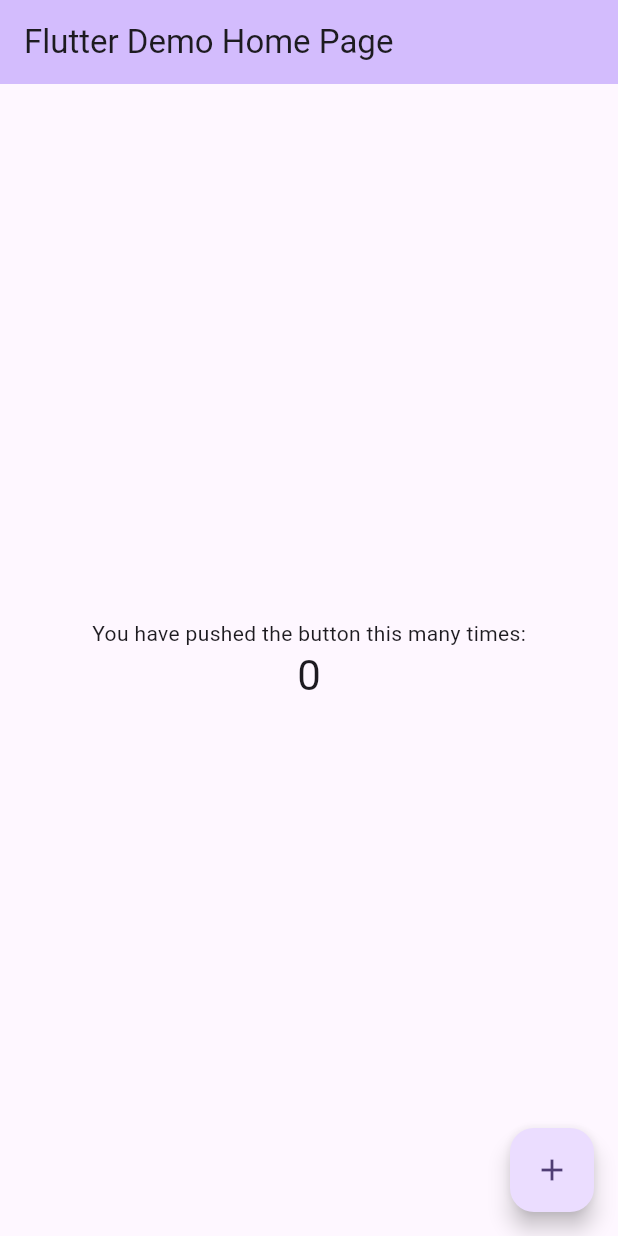
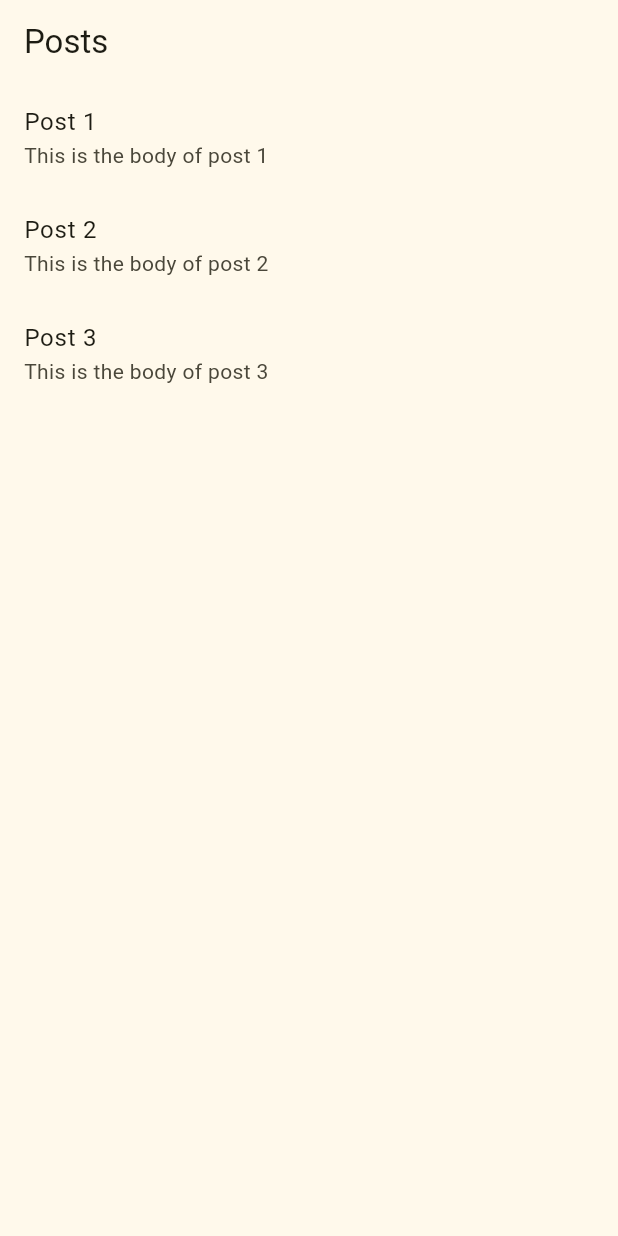
Before and after one commit to matiasilveiro/flutter_challenge_pinapp, a Flutter app: the screen it shows after launch, on a phone screen of 412 x 824 dp. Run offline on Flutter 3.47's test engine with Material 3 defaults, Android fonts, the phone set to English and light mode, and no system bars; our stand-ins replace flutter_riverpod, go_router.

Commit message:
App architecture with fake data (#1)
* Screens created, GoRouter setup

* Posts list screen with fake data

* Post details screen with fake data

* Create pull_request_template.md

```diff
--- a/analysis_options.yaml
+++ b/analysis_options.yaml
@@ -23,6 +23,6 @@ linter:
   rules:
     # avoid_print: false  # Uncomment to disable the `avoid_print` rule
     # prefer_single_quotes: true  # Uncomment to enable the `prefer_single_quotes` rule
-
+    prefer_relative_imports: true
 # Additional information about this file can be found at
 # https://dart.dev/guides/language/analysis-options
--- /dev/null
+++ b/lib/core/app_router.dart
@@ -0,0 +1,29 @@
+import 'package:go_router/go_router.dart';
+
+import '../presentation/screens/post_details_screen.dart';
+import '../presentation/screens/posts_list_screen.dart';
+
+final appRouter = GoRouter(
+  routes: [
+    GoRoute(
+      path: '/',
+      name: PostsListScreen.name,
+      builder: (context, state) => const PostsListScreen(),
+    ),
+    GoRoute(
+      path: '/posts/:id',
+      name: PostDetailsScreen.name,
+      builder: (context, state) => PostDetailsScreen(
+        postId: int.tryParse(state.pathParameters['id'] ?? '') ?? -1,
+      ),
+    ),
+  ],
+);
+
+class AppRouter {
+  // Path parameters for the PostDetailsScreen route.
+  // The postId is required to fetch the note details.
+  static Map<String, String> postDetailsParameters(int postId) {
+    return {'id': postId.toString()};
+  }
+}
--- /dev/null
+++ b/lib/data/fake_posts_repository.dart
@@ -0,0 +1,69 @@
+import '../domain/comment.dart';
+import '../domain/post.dart';
+import '../domain/posts_repository.dart';
+
+class FakePostsRepository implements PostsRepository {
+  @override
+  Future<List<Post>> getPosts() async {
+    await Future.delayed(const Duration(seconds: 1));
+    return [
+      Post(
+        id: 1,
+        userId: 1,
+        title: 'Post 1',
+        body: 'This is the body of post 1',
+      ),
+      Post(
+        id: 2,
+        userId: 1,
+        title: 'Post 2',
+        body: 'This is the body of post 2',
+      ),
+      Post(
+        id: 3,
+        userId: 1,
+        title: 'Post 3',
+        body: 'This is the body of post 3',
+      ),
+    ];
+  }
+
+  @override
+  Future<List<Comment>> getCommentsForPost(int postId) async {
+    await Future.delayed(const Duration(seconds: 1));
+    return [
+      Comment(
+        id: 1,
+        postId: postId,
+        name: 'Name 1',
+        email: 'email1@gmail.com',
+        body: 'Comment 1 for post $postId',
+      ),
+      Comment(
+        id: 2,
+        postId: postId,
+        name: 'Name 2',
+        email: 'email1@gmail.com',
+        body: 'Comment 2 for post $postId',
+      ),
+      Comment(
+        id: 3,
+        postId: postId,
+        name: 'Name 3',
+        email: 'email1@gmail.com',
+        body: 'Comment 3 for post $postId',
+      ),
+    ];
+  }
+
+  @override
+  Future<Post?> getPost(int postId) async {
+    await Future.delayed(const Duration(seconds: 1));
+    return Post(
+      id: postId,
+      userId: 1,
+      title: 'Post $postId',
+      body: 'This is the body of post $postId',
+    );
+  }
+}
--- /dev/null
+++ b/lib/domain/comment.dart
@@ -0,0 +1,15 @@
+class Comment {
+  final int id;
+  final int postId;
+  final String name;
+  final String email;
+  final String body;
+
+  Comment({
+    required this.id,
+    required this.postId,
+    required this.name,
+    required this.email,
+    required this.body,
+  });
+}
--- /dev/null
+++ b/lib/domain/post.dart
@@ -0,0 +1,13 @@
+class Post {
+  final int id;
+  final int userId;
+  final String title;
+  final String body;
+
+  Post({
+    required this.id,
+    required this.userId,
+    required this.title,
+    required this.body,
+  });
+}
--- /dev/null
+++ b/lib/domain/posts_repository.dart
@@ -0,0 +1,8 @@
+import 'comment.dart';
+import 'post.dart';
+
+abstract class PostsRepository {
+  Future<List<Post>> getPosts();
+  Future<Post?> getPost(int postId);
+  Future<List<Comment>> getCommentsForPost(int postId);
+}
--- a/lib/main.dart
+++ b/lib/main.dart
@@ -1,4 +1,7 @@
 import 'package:flutter/material.dart';
+import 'package:flutter_riverpod/flutter_riverpod.dart';
+
+import 'core/app_router.dart';
 
 void main() {
   runApp(const MyApp());
@@ -7,119 +10,16 @@ void main() {
 class MyApp extends StatelessWidget {
   const MyApp({super.key});
 
-  // This widget is the root of your application.
   @override
   Widget build(BuildContext context) {
-    return MaterialApp(
-      title: 'Flutter Demo',
-      theme: ThemeData(
-        // This is the theme of your application.
-        //
-        // TRY THIS: Try running your application with "flutter run". You'll see
-        // the application has a purple toolbar. Then, without quitting the app,
-        // try changing the seedColor in the colorScheme below to Colors.green
-        // and then invoke "hot reload" (save your changes or press the "hot
-        // reload" button in a Flutter-supported IDE, or press "r" if you used
-        // the command line to start the app).
-        //
-        // Notice that the counter didn't reset back to zero; the application
-        // state is not lost during the reload. To reset the state, use hot
-        // restart instead.
-        //
-        // This works for code too, not just values: Most code changes can be
-        // tested with just a hot reload.
-        colorScheme: ColorScheme.fromSeed(seedColor: Colors.deepPurple),
-        useMaterial3: true,
+    return ProviderScope(
+      child: MaterialApp.router(
+        title: 'My posts app',
+        theme: ThemeData(
+          colorSchemeSeed: Colors.yellow,
+        ),
+        routerConfig: appRouter,
       ),
-      home: const MyHomePage(title: 'Flutter Demo Home Page'),
     );
   }
 }
-
-class MyHomePage extends StatefulWidget {
-  const MyHomePage({super.key, required this.title});
-
-  // This widget is the home page of your application. It is stateful, meaning
-  // that it has a State object (defined below) that contains fields that affect
-  // how it looks.
-
-  // This class is the configuration for the state. It holds the values (in this
-  // case the title) provided by the parent (in this case the App widget) and
-  // used by the build method of the State. Fields in a Widget subclass are
-  // always marked "final".
-
-  final String title;
-
-  @override
-  State<MyHomePage> createState() => _MyHomePageState();
-}
-
-class _MyHomePageState extends State<MyHomePage> {
-  int _counter = 0;
-
-  void _incrementCounter() {
-    setState(() {
-      // This call to setState tells the Flutter framework that something has
-      // changed in this State, which causes it to rerun the build method below
-      // so that the display can reflect the updated values. If we changed
-      // _counter without calling setState(), then the build method would not be
-      // called again, and so nothing would appear to happen.
-      _counter++;
-    });
-  }
-
-  @override
-  Widget build(BuildContext context) {
-    // This method is rerun every time setState is called, for instance as done
-    // by the _incrementCounter method above.
-    //
-    // The Flutter framework has been optimized to make rerunning build methods
-    // fast, so that you can just rebuild anything that needs updating rather
-    // than having to individually change instances of widgets.
-    return Scaffold(
-      appBar: AppBar(
-        // TRY THIS: Try changing the color here to a specific color (to
-        // Colors.amber, perhaps?) and trigger a hot reload to see the AppBar
-        // change color while the other colors stay the same.
-        backgroundColor: Theme.of(context).colorScheme.inversePrimary,
-        // Here we take the value from the MyHomePage object that was created by
-        // the App.build method, and use it to set our appbar title.
-        title: Text(widget.title),
-      ),
-      body: Center(
-        // Center is a layout widget. It takes a single child and positions it
-        // in the middle of the parent.
-        child: Column(
-          // Column is also a layout widget. It takes a list of children and
-          // arranges them vertically. By default, it sizes itself to fit its
-          // children horizontally, and tries to be as tall as its parent.
-          //
-          // Column has various properties to control how it sizes itself and
-          // how it positions its children. Here we use mainAxisAlignment to
-          // center the children vertically; the main axis here is the vertical
-          // axis because Columns are vertical (the cross axis would be
-          // horizontal).
-          //
-          // TRY THIS: Invoke "debug painting" (choose the "Toggle Debug Paint"
-          // action in the IDE, or press "p" in the console), to see the
-          // wireframe for each widget.
-          mainAxisAlignment: MainAxisAlignment.center,
-          children: <Widget>[
-            const Text(
-              'You have pushed the button this many times:',
-            ),
-            Text(
-              '$_counter',
-              style: Theme.of(context).textTheme.headlineMedium,
-            ),
-          ],
-        ),
-      ),
-      floatingActionButton: FloatingActionButton(
-        onPressed: _incrementCounter,
-        tooltip: 'Increment',
-        child: const Icon(Icons.add),
-      ), // This trailing comma makes auto-formatting nicer for build methods.
-    );
-  }
-}
--- /dev/null
+++ b/lib/presentation/notifiers/providers.dart
@@ -0,0 +1,12 @@
+import 'package:flutter_riverpod/flutter_riverpod.dart';
+
+import '../../domain/post.dart';
+import '../states/post_details_state.dart';
+import 'post_details_notifier.dart';
+import 'posts_list_notifier.dart';
+
+final postsListProvider =
+    AsyncNotifierProvider<PostsListNotifier, List<Post>>(PostsListNotifier.new);
+
+final postDetailsProvider = AutoDisposeNotifierProviderFamily<
+    PostDetailsNotifier, PostDetailsState, int?>(PostDetailsNotifier.new);
--- /dev/null
+++ b/lib/presentation/screens/posts_list_screen.dart
@@ -0,0 +1,87 @@
+import 'package:flutter/material.dart';
+import 'package:flutter_riverpod/flutter_riverpod.dart';
+import 'package:go_router/go_router.dart';
+
+import '../../core/app_router.dart';
+import '../../domain/post.dart';
+import '../notifiers/providers.dart';
+import 'post_details_screen.dart';
+
+class PostsListScreen extends ConsumerStatefulWidget {
+  static const name = 'PostsListScreen';
+
+  const PostsListScreen({super.key});
+
+  @override
+  ConsumerState<PostsListScreen> createState() => _PostsListScreenState();
+}
+
+class _PostsListScreenState extends ConsumerState<PostsListScreen> {
+  @override
+  Widget build(BuildContext context) {
+    final posts = ref.watch(postsListProvider);
+
+    return Scaffold(
+      appBar: AppBar(
+        title: const Text('Posts'),
+      ),
+      body: posts.when(
+        data: (items) {
+          return _PostsList(
+            posts: items,
+            onRefresh: _onRefresh,
+            onPostTap: (post) => _onPostTap(context, post.id),
+          );
+        },
+        loading: () => const Center(
+          child: CircularProgressIndicator(),
+        ),
+        error: (error, _) => Center(
+          child: Text('Error: $error'),
+        ),
+      ),
+    );
+  }
+
+  Future<void> _onRefresh() async {
+    await ref.read(postsListProvider.notifier).refresh();
+  }
+
+  void _onPostTap(BuildContext context, int postId) {
+    context.pushNamed(
+      PostDetailsScreen.name,
+      pathParameters: AppRouter.postDetailsParameters(postId),
+    );
+  }
+}
+
+class _PostsList extends StatelessWidget {
+  const _PostsList({
+    super.key,
+    required this.posts,
+    required this.onRefresh,
+    required this.onPostTap,
+  });
+
+  final List<Post> posts;
+  final Future<void> Function() onRefresh;
+  final Function(Post) onPostTap;
+
+  @override
+  Widget build(BuildContext context) {
+    return RefreshIndicator(
+      onRefresh: onRefresh,
+      child: ListView.builder(
+        itemCount: posts.length,
+        itemBuilder: (context, index) {
+          final post = posts[index];
+          return ListTile(
+            title: Text(post.title),
+            subtitle: Text(post.body),
+            onTap: () => onPostTap(post),
+          );
+        },
+      ),
+    );
+  }
+}
--- /dev/null
+++ b/lib/presentation/states/post_details_state.dart
@@ -0,0 +1,24 @@
+import 'package:flutter_riverpod/flutter_riverpod.dart';
+
+import '../../domain/comment.dart';
+import '../../domain/post.dart';
+
+class PostDetailsState {
+  final AsyncValue<Post?> post;
+  final AsyncValue<List<Comment>> comments;
+
+  PostDetailsState({
+    this.post = const AsyncValue.data(null),
+    this.comments = const AsyncValue.data([]),
+  });
+
+  PostDetailsState copyWith({
+    AsyncValue<Post?>? post,
+    AsyncValue<List<Comment>>? comments,
+  }) {
+    return PostDetailsState(
+      post: post ?? this.post,
+      comments: comments ?? this.comments,
+    );
+  }
+}
```
Also changed, not shown: lib/data/providers.dart (added, +8 -0 lines), lib/presentation/notifiers/post_details_notifier.dart (added, +56 -0 lines), lib/presentation/notifiers/posts_list_notifier.dart (added, +25 -0 lines), lib/presentation/screens/post_details_screen.dart (added, +71 -0 lines), pubspec.yaml (+6 -29 lines), pubspec.lock, 1 other file.
